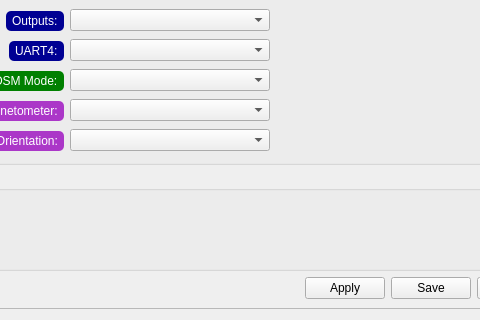
This is ground/gcs/src/plugins/boards_dronin/seppuku.ui in d-ronin/dRonin as Qt 5 draws it before an edit; both pictures show x 372 to 852 and y 351 to 671 of the 950 by 671 pixel window. The edited form follows.
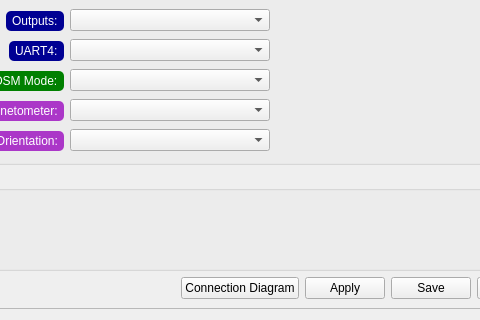
This is the edited form.

Commit message: GCS:Seppuku:Minor improvements to configuration UI

Patch:
```diff
--- a/ground/gcs/src/plugins/boards_dronin/seppuku.ui
+++ b/ground/gcs/src/plugins/boards_dronin/seppuku.ui
@@ -28,14 +28,20 @@
   <layout class="QVBoxLayout" name="verticalLayout">
    <item>
     <widget class="QScrollArea" name="scrollArea">
+     <property name="sizeAdjustPolicy">
+      <enum>QAbstractScrollArea::AdjustToContents</enum>
+     </property>
      <property name="widgetResizable">
       <bool>true</bool>
      </property>
+     <property name="alignment">
+      <set>Qt::AlignHCenter|Qt::AlignTop</set>
+     </property>
      <widget class="QWidget" name="scrollAreaWidgetContents">
       <property name="geometry">
        <rect>
         <x>0</x>
-        <y>0</y>
+        <y>-20</y>
         <width>914</width>
         <height>671</height>
        </rect>
@@ -621,6 +627,18 @@
            </property>
           </spacer>
          </item>
+         <item>
+          <widget class="QPushButton" name="btnConnections">
+           <property name="text">
+            <string>Connection Diagram</string>
+           </property>
+           <property name="objrelation" stdset="0">
+            <stringlist>
+             <string>button:connectiondiagram</string>
+            </stringlist>
+           </property>
+          </widget>
+         </item>
          <item>
           <widget class="QPushButton" name="btnApply">
            <property name="text">
```
The commit also changes 4 other files.
